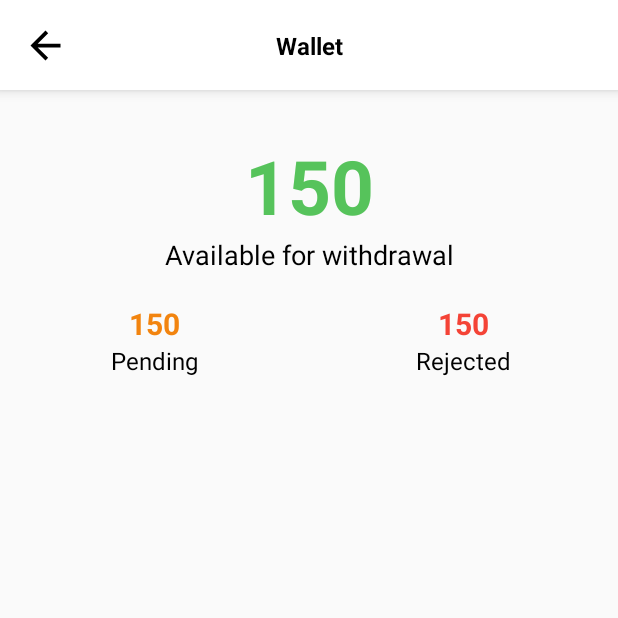
After one commit to Jakirsayyed98/PerkHub, an Android app: the fragment WalletFragment shown on its own in the app's theme, on a phone screen of 412 x 824 dp, the top half of it. The commit adds this screen. Run offline under Robolectric (Android 15) with nearby library versions, the phone set to English and light mode, and no system bars; 2 statements that could not run were skipped.

Commit message:
Wallet Screen Added

```diff
--- a/app/src/main/AndroidManifest.xml
+++ b/app/src/main/AndroidManifest.xml
@@ -15,6 +15,7 @@
         android:roundIcon="@mipmap/ic_launcher_round"
         android:supportsRtl="true"
         android:theme="@style/Theme.PerkHub"
+        android:usesCleartextTraffic="true"
         tools:targetApi="31">
         <activity
             android:name=".ContainerActivity"
--- a/app/src/main/java/app/perkhub/Screens/Home/HomeScreenFragment.kt
+++ b/app/src/main/java/app/perkhub/Screens/Home/HomeScreenFragment.kt
@@ -389,7 +389,7 @@ class HomeScreenFragment : BaseFragment<FragmentHomeScreenBinding>() {
         _binding!!.navView.setNavigationItemSelectedListener {
             when(it.itemId){
                 R.id.home-> {
-                    requireActivity().onBackPressedDispatcher.onBackPressed()
+                    _binding!!.drawerlayout.close()
                 }
                 R.id.transation-> {
                     requireContext().toast("Transaction")
--- /dev/null
+++ b/app/src/main/java/app/perkhub/Screens/Home/WalletFragment.kt
@@ -0,0 +1,66 @@
+package app.perkhub.Screens.Home
+
+import android.os.Bundle
+import androidx.fragment.app.Fragment
+import android.view.LayoutInflater
+import android.view.View
+import android.view.ViewGroup
+import app.perkhub.R
+import app.perkhub.Screens.login.models.Data
+import app.perkhub.Screens.login.models.LoginRes
+import app.perkhub.Utils.BaseFragment
+import app.perkhub.Utils.setSuffixAmount
+import app.perkhub.api.ApiListener
+import app.perkhub.databinding.FragmentWalletBinding
+
+
+class WalletFragment : BaseFragment<FragmentWalletBinding>() {
+
+    override fun onCreate(savedInstanceState: Bundle?) {
+        super.onCreate(savedInstanceState)
+
+    }
+
+    override fun onCreateView(
+        inflater: LayoutInflater, container: ViewGroup?,
+        savedInstanceState: Bundle?
+    ): View? {
+        // Inflate the layout for this fragment
+        _binding = FragmentWalletBinding.inflate(layoutInflater,container,false)
+        _binding!!.toolbar.backbtn.setOnClickListener {
+            requireActivity().onBackPressedDispatcher?.onBackPressed()
+        }
+
+        _binding!!.toolbar.name.text = "Wallet"
+
+        getUserDetail()
+
+        return _binding?.root
+    }
+
+    private fun getUserDetail() {
+            viewModel.getUserDetail(getUserID()!!,object : ApiListener<LoginRes>{
+                override fun onSuccess(t: LoginRes?, mess: String) {
+                    t.let {
+                        if (t!!.errorCode.equals("0")){
+                            setUserData(t.data[0])
+                        }
+                    }
+                }
+            })
+    }
+
+    private fun setUserData(data: Data) {
+        _binding!!.available.text = setSuffixAmount(data.verified)
+        _binding!!.rejected.text = setSuffixAmount(data.rejected)
+        _binding!!.pending.text = setSuffixAmount(data.pending)
+    }
+
+    companion object {
+        @JvmStatic
+        fun newInstance() =
+            WalletFragment().apply {
+
+            }
+    }
+}
--- a/app/src/main/java/app/perkhub/api/MyApi.kt
+++ b/app/src/main/java/app/perkhub/api/MyApi.kt
@@ -99,10 +99,17 @@ interface MyApi {
     ):Response<TransactionDataRes>
 
 
+    //searchMiniApps
+    @POST("getUserDetails")
+    suspend fun getUserDetail(
+        @Query("user_id") user_id:String
+    ):Response<LoginRes>
+
+
 
     companion object{
       operator  fun invoke():MyApi{
-            var BaseURl = "http://perkhub.in/perkAdmin/api/"
+            var BaseURl = "https://perkhub.in/perkAdmin/api/"
             val httploggingInterceptor = HttpLoggingInterceptor().setLevel(HttpLoggingInterceptor.Level.BODY)
 
             val client = OkHttpClient.Builder().addInterceptor(httploggingInterceptor).build()
--- a/app/src/main/java/app/perkhub/api/RequestViewModel.kt
+++ b/app/src/main/java/app/perkhub/api/RequestViewModel.kt
@@ -150,5 +150,14 @@ class RequestViewModel : ViewModel() {
         }
     }
 
+    fun getUserDetail(user_id: String,listner: ApiListener<LoginRes>){
+        viewModelScope.launch(SetErrorhandler()) {
+            withContext(kotlin.coroutines.coroutineContext){
+                MyApi().getUserDetail(user_id).body()?.let {
+                    listner.onResponse(it)
+                }
+            }
+        }
+    }
 
 }
--- a/app/src/main/res/layout/fragment_transaction_detail.xml
+++ b/app/src/main/res/layout/fragment_transaction_detail.xml
@@ -308,6 +308,9 @@
 
 
 
+
+
+
         </LinearLayout>
     </androidx.core.widget.NestedScrollView>
 
--- /dev/null
+++ b/app/src/main/res/layout/fragment_wallet.xml
@@ -0,0 +1,101 @@
+<?xml version="1.0" encoding="utf-8"?>
+<LinearLayout xmlns:android="http://schemas.android.com/apk/res/android"
+    xmlns:tools="http://schemas.android.com/tools"
+    android:layout_width="match_parent"
+    android:layout_height="match_parent"
+    android:orientation="vertical"
+    tools:context=".Screens.Home.WalletFragment">
+
+    <include
+        android:id="@+id/toolbar"
+        layout="@layout/toolbar_layout"/>
+
+
+    <androidx.core.widget.NestedScrollView
+        android:layout_width="match_parent"
+        android:layout_height="match_parent">
+        <LinearLayout
+            android:layout_width="match_parent"
+            android:layout_height="match_parent"
+            android:orientation="vertical">
+
+
+            <TextView
+                android:id="@+id/available"
+                android:layout_width="match_parent"
+                android:layout_height="wrap_content"
+                android:text="150"
+                android:layout_marginTop="@dimen/dp30"
+                android:textAlignment="center"
+                android:textSize="@dimen/sp50"
+                android:textStyle="bold"
+                android:textColor="@color/green"/>
+
+            <TextView
+                android:layout_width="match_parent"
+                android:layout_height="wrap_content"
+                android:text="Available for withdrawal"
+                android:textAlignment="center"
+                android:textSize="@dimen/sp18"
+                android:textColor="@color/black"/>
+
+            <LinearLayout
+                android:layout_width="match_parent"
+                android:layout_height="wrap_content"
+                android:layout_marginTop="@dimen/dp20"
+                android:orientation="horizontal">
+                <LinearLayout
+                    android:layout_width="match_parent"
+                    android:layout_height="wrap_content"
+                    android:layout_weight="1"
+                    android:orientation="vertical">
+                    <TextView
+                        android:id="@+id/pending"
+                        android:layout_width="match_parent"
+                        android:layout_height="wrap_content"
+                        android:text="150"
+                        android:textAlignment="center"
+                        android:textSize="@dimen/sp20"
+                        android:textStyle="bold"
+                        android:textColor="@color/orange"/>
+
+                    <TextView
+                        android:layout_width="match_parent"
+                        android:layout_height="wrap_content"
+                        android:text="Pending"
+                        android:textAlignment="center"
+                        android:textSize="@dimen/sp16"
+                        android:textColor="@color/black"/>
+
+                </LinearLayout>
+                <LinearLayout
+                    android:layout_width="match_parent"
+                    android:layout_height="wrap_content"
+                    android:layout_weight="1"
+                    android:orientation="vertical">
+                    <TextView
+                        android:id="@+id/rejected"
+                        android:layout_width="match_parent"
+                        android:layout_height="wrap_content"
+                        android:text="150"
+                        android:textAlignment="center"
+                        android:textSize="@dimen/sp20"
+                        android:textStyle="bold"
+                        android:textColor="@color/red"/>
+
+                    <TextView
+                        android:layout_width="match_parent"
+                        android:layout_height="wrap_content"
+                        android:text="Rejected"
+                        android:textAlignment="center"
+                        android:textSize="@dimen/sp16"
+                        android:textColor="@color/black"/>
+
+                </LinearLayout>
+            </LinearLayout>
+
+        </LinearLayout>
+    </androidx.core.widget.NestedScrollView>
+
+
+</LinearLayout>
--- a/app/src/main/res/xml/network_security_config.xml
+++ b/app/src/main/res/xml/network_security_config.xml
@@ -1,6 +1,6 @@
 <?xml version="1.0" encoding="utf-8"?>
 <network-security-config>
     <domain-config cleartextTrafficPermitted="true">
-        <domain includeSubdomains="true">perkhub.in</domain>
+        <domain includeSubdomains="true">https://perkhub.in</domain>
     </domain-config>
 </network-security-config>
```
